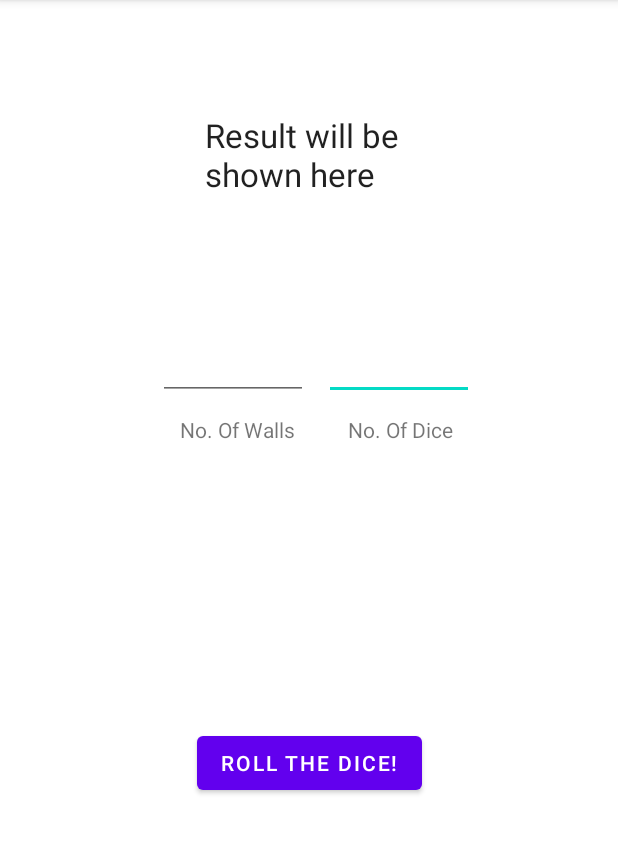
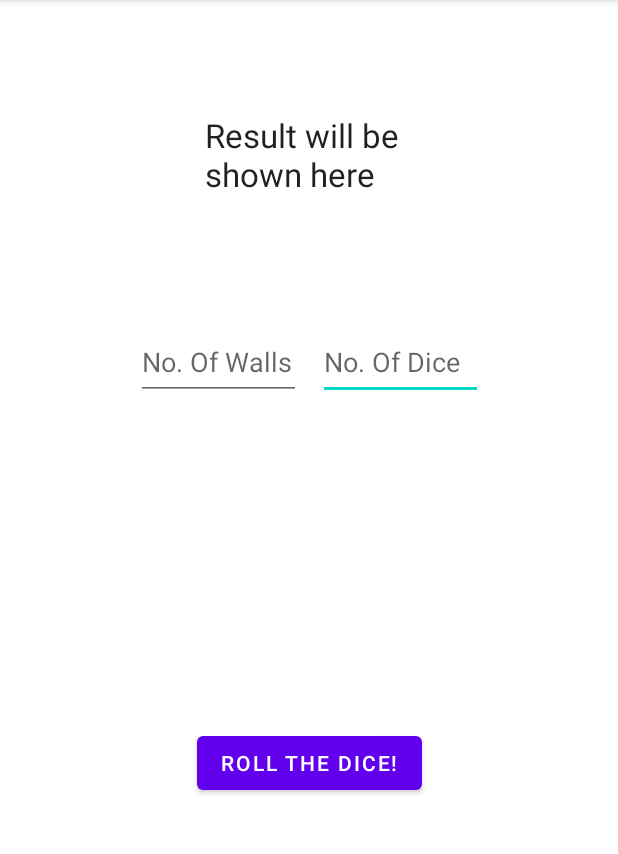
Before and after one commit to TheWiseArdoni/DiceRoller, an Android app: the screen it shows after launch (MainActivity), on a phone screen of 412 x 824 dp, the part 84-938 px from its top. Run offline under Robolectric (Android 15) with nearby library versions, the phone set to English and light mode, and no system bars.

Commit message:
cleaned up code

```diff
--- a/app/src/main/java/com/example/diceroller/MainActivity.kt
+++ b/app/src/main/java/com/example/diceroller/MainActivity.kt
@@ -6,14 +6,14 @@ import com.example.diceroller.databinding.ActivityMainBinding
 import kotlin.random.Random
 
 class MainActivity : AppCompatActivity() {
-    lateinit var binding: ActivityMainBinding
+    private lateinit var binding: ActivityMainBinding
     override fun onCreate(savedInstanceState: Bundle?) {
         super.onCreate(savedInstanceState)
         binding = ActivityMainBinding.inflate(layoutInflater)
         setContentView(binding.root)
         binding.rollButton.setOnClickListener{generate()}
     }
-    fun generate(){
+    private fun generate(){
         val wallsNum = binding.wallsNum.text.toString().toInt()
         val diceNum = binding.diceNum.text.toString().toInt()
         val random = List(diceNum){ Random.nextInt(1,wallsNum+1)}
--- a/app/src/main/res/layout/activity_main.xml
+++ b/app/src/main/res/layout/activity_main.xml
@@ -26,49 +26,36 @@
         app:layout_constraintEnd_toEndOf="parent"
         app:layout_constraintHorizontal_bias="0.498"
         app:layout_constraintStart_toStartOf="parent"
-        app:layout_constraintTop_toTopOf="parent" />
+        app:layout_constraintTop_toTopOf="parent"
+        tools:ignore="TextSizeCheck" />
 
     <EditText
         android:id="@+id/diceNum"
-        android:layout_width="100dp"
+        android:layout_width="110dp"
         android:layout_height="50dp"
         android:layout_marginTop="52dp"
-        android:layout_marginEnd="96dp"
+        android:layout_marginEnd="90dp"
+        android:autofillHints="no"
         android:ems="10"
+        android:hint="@string/diceNum"
         android:inputType="number"
         app:layout_constraintEnd_toEndOf="parent"
         app:layout_constraintTop_toBottomOf="@+id/textView" />
 
     <EditText
         android:id="@+id/walls_num"
-        android:layout_width="100dp"
+        android:layout_width="110dp"
         android:layout_height="50dp"
-        android:layout_marginStart="96dp"
+        android:layout_marginStart="90dp"
         android:layout_marginTop="52dp"
+        android:layout_marginEnd="10dp"
+        android:autofillHints="no"
         android:ems="10"
+        android:hint="@string/wallNum"
         android:inputType="number"
         app:layout_constraintEnd_toStartOf="@+id/diceNum"
         app:layout_constraintHorizontal_bias="0.473"
         app:layout_constraintStart_toStartOf="parent"
         app:layout_constraintTop_toBottomOf="@+id/textView" />
 
-    <TextView
-        android:id="@+id/wallNumText"
-        android:layout_width="wrap_content"
-        android:layout_height="wrap_content"
-        android:layout_marginStart="120dp"
-        android:layout_marginTop="10dp"
-        android:text="@string/wallNum"
-        app:layout_constraintStart_toStartOf="parent"
-        app:layout_constraintTop_toBottomOf="@+id/walls_num" />
-
-    <TextView
-        android:id="@+id/diceNumText"
-        android:layout_width="wrap_content"
-        android:layout_height="wrap_content"
-        android:layout_marginTop="10dp"
-        android:layout_marginEnd="110dp"
-        android:text="@string/diceNum"
-        app:layout_constraintEnd_toEndOf="parent"
-        app:layout_constraintTop_toBottomOf="@+id/diceNum" />
 </androidx.constraintlayout.widget.ConstraintLayout>
```
